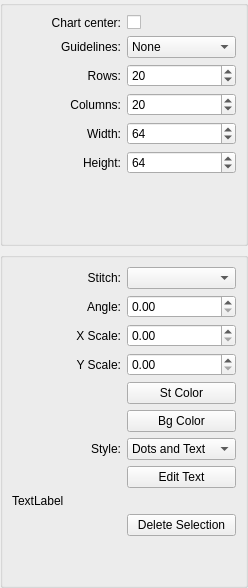
The window that src/propertiesdock.ui (iPenguin/CrochetCharts) describes before a commit, drawn with Qt 5.
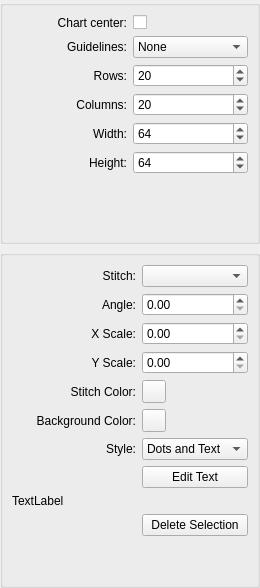
The same window after the commit.

Commit message: Refs #37 - Connect several properties in the dialog.

The edit to the form file:
```diff
--- a/src/propertiesdock.ui
+++ b/src/propertiesdock.ui
@@ -6,7 +6,7 @@
    <rect>
     <x>0</x>
     <y>0</y>
-    <width>248</width>
+    <width>260</width>
     <height>588</height>
    </rect>
   </property>
@@ -285,13 +285,6 @@
          </property>
         </spacer>
        </item>
-       <item row="5" column="1">
-        <widget class="QPushButton" name="st_stBgColorBttn">
-         <property name="text">
-          <string>Bg Color</string>
-         </property>
-        </widget>
-       </item>
        <item row="1" column="0">
         <widget class="QLabel" name="st_angleLbl">
          <property name="text">
@@ -321,13 +314,6 @@
          </property>
         </widget>
        </item>
-       <item row="4" column="1">
-        <widget class="QPushButton" name="st_stColorBttn">
-         <property name="text">
-          <string>St Color</string>
-         </property>
-        </widget>
-       </item>
        <item row="2" column="0">
         <widget class="QLabel" name="st_xScaleLbl">
          <property name="text">
@@ -368,6 +354,40 @@
          </property>
         </widget>
        </item>
+       <item row="4" column="0">
+        <widget class="QLabel" name="label_3">
+         <property name="text">
+          <string>Stitch Color:</string>
+         </property>
+         <property name="alignment">
+          <set>Qt::AlignRight|Qt::AlignTrailing|Qt::AlignVCenter</set>
+         </property>
+        </widget>
+       </item>
+       <item row="5" column="0">
+        <widget class="QLabel" name="label_4">
+         <property name="text">
+          <string>Background Color:</string>
+         </property>
+         <property name="alignment">
+          <set>Qt::AlignRight|Qt::AlignTrailing|Qt::AlignVCenter</set>
+         </property>
+        </widget>
+       </item>
+       <item row="5" column="1">
+        <widget class="QToolButton" name="st_stBgColorBttn">
+         <property name="text">
+          <string/>
+         </property>
+        </widget>
+       </item>
+       <item row="4" column="1">
+        <widget class="QToolButton" name="st_stColorBttn">
+         <property name="text">
+          <string/>
+         </property>
+        </widget>
+       </item>
       </layout>
      </widget>
     </item>
```
The commit also changes 5 other files.
